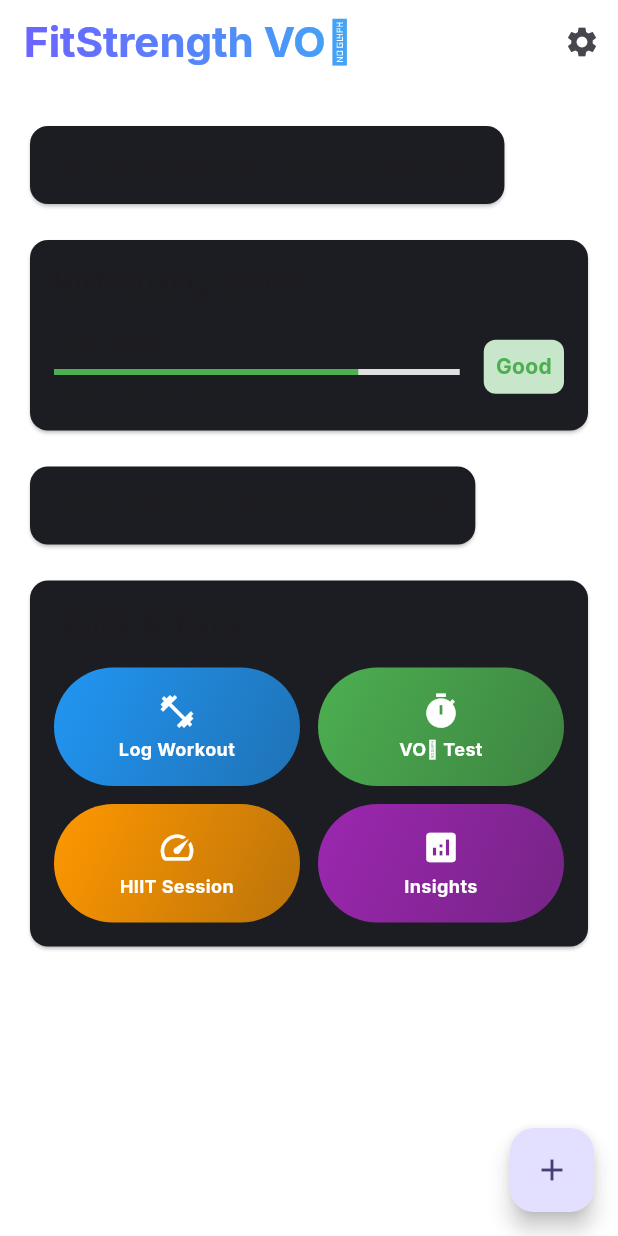
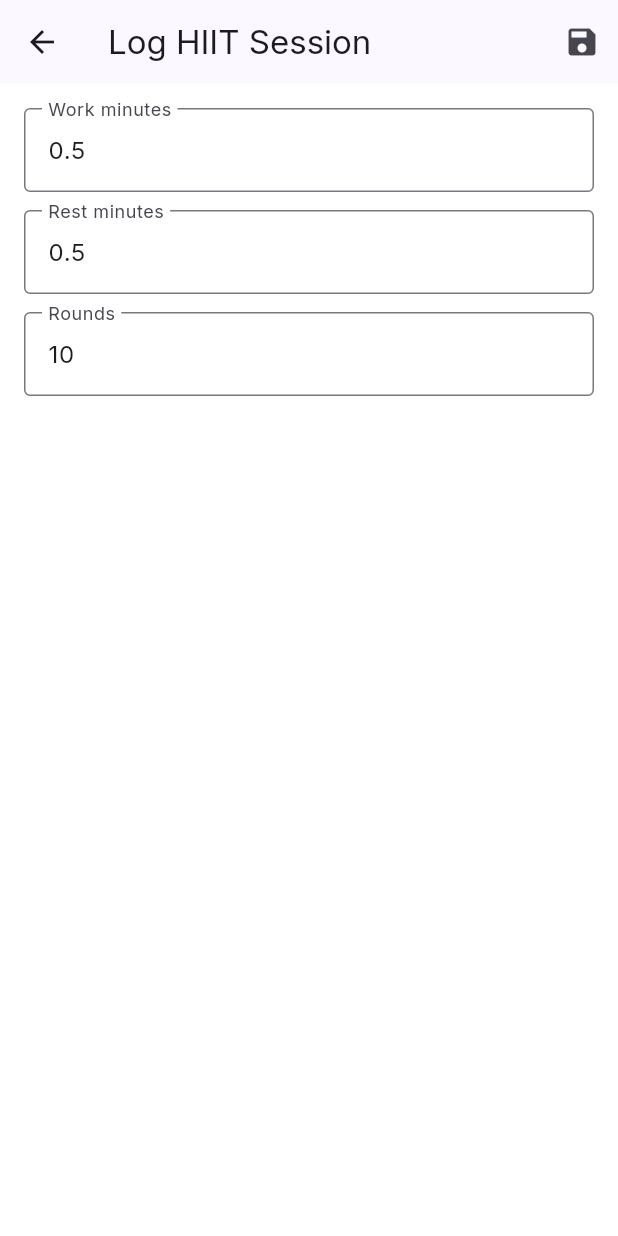
Before and after one commit to niharika06oct/gymAndVo2Max, a Flutter app: the screen it shows after launch, after a tap on "HIIT Session", on a phone screen of 412 x 824 dp. Run offline on Flutter 3.47's test engine with Material 3 defaults, Android fonts, the phone set to English and light mode, and no system bars; our stand-ins replace fl_chart, flutter_riverpod, google_fonts, hive, hive_flutter, rxdart and 1 more; accounts and stored records are empty.

Commit message:
feat: HIIT logging in minutes, data validation, clear data button

```diff
--- a/lib/main.dart
+++ b/lib/main.dart
@@ -7,6 +7,7 @@ import 'providers/theme_provider.dart';
 import 'screens/home.dart';
 import 'screens/vo2_test.dart';
 import 'screens/workout_logger.dart';
+import 'screens/hiit_logger.dart';
 import 'screens/insights.dart';
 import 'screens/settings.dart';
 import 'screens/onboarding.dart';
@@ -55,6 +56,7 @@ class MyApp extends ConsumerWidget {
         '/insights': (context) => const InsightsScreen(),
         '/settings': (context) => const SettingsScreen(),
         '/onboarding': (context) => const OnboardingScreen(),
+        '/hiit_logger': (context) => const HiitLoggerScreen(),
       },
     );
   }
--- /dev/null
+++ b/lib/providers/hiit_provider.dart
@@ -0,0 +1,28 @@
+import 'package:flutter_riverpod/flutter_riverpod.dart';
+
+import '../providers/boxes.dart';
+
+const _weeklyTargetMinutes = 75; // WHO vigorous recommendation (dual strength+vig)
+
+final hiitProgressProvider = StreamProvider<double>((ref) {
+  return ref.watch(workoutSessionsProvider.stream).map((sessions) {
+    final now = DateTime.now();
+    // Get start of current week (Monday = 1, Sunday = 7)
+    final startOfWeek = now.subtract(Duration(days: now.weekday - 1)).copyWith(
+      hour: 0, minute: 0, second: 0, millisecond: 0, microsecond: 0,
+    );
+
+    int totalWorkSec = 0;
+    for (final s in sessions) {
+      if (s.start.isBefore(startOfWeek)) continue;
+      for (final interval in s.intervals) {
+        // Validate interval to prevent corrupted data
+        if (interval.workSec > 0 && interval.workSec < 3600) { // Max 1 hour per interval
+          totalWorkSec += interval.workSec;
+        }
+      }
+    }
+    final minutes = totalWorkSec / 60;
+    return (minutes / _weeklyTargetMinutes).clamp(0.0, 1.0);
+  });
+});
--- /dev/null
+++ b/lib/screens/hiit_logger.dart
@@ -0,0 +1,92 @@
+import 'package:flutter/material.dart';
+import 'package:flutter_riverpod/flutter_riverpod.dart';
+import 'package:uuid/uuid.dart';
+
+import '../models/Interval.dart' as model;
+import '../models/WorkoutSession.dart';
+import '../providers/boxes.dart';
+
+class HiitLoggerScreen extends ConsumerStatefulWidget {
+  const HiitLoggerScreen({super.key});
+
+  @override
+  ConsumerState<HiitLoggerScreen> createState() => _HiitLoggerScreenState();
+}
+
+class _HiitLoggerScreenState extends ConsumerState<HiitLoggerScreen> {
+  final _workController = TextEditingController(text: '0.5');
+  final _restController = TextEditingController(text: '0.5');
+  final _roundsController = TextEditingController(text: '10');
+
+  @override
+  void dispose() {
+    _workController.dispose();
+    _restController.dispose();
+    _roundsController.dispose();
+    super.dispose();
+  }
+
+  @override
+  Widget build(BuildContext context) {
+    return Scaffold(
+      appBar: AppBar(
+        title: const Text('Log HIIT Session'),
+        actions: [
+          IconButton(
+            icon: const Icon(Icons.save),
+            onPressed: _saveSession,
+          )
+        ],
+      ),
+      body: Padding(
+        padding: const EdgeInsets.all(16),
+        child: Column(
+          children: [
+            _buildNumberField(_workController, 'Work minutes'),
+            const SizedBox(height: 12),
+            _buildNumberField(_restController, 'Rest minutes'),
+            const SizedBox(height: 12),
+            _buildNumberField(_roundsController, 'Rounds'),
+          ],
+        ),
+      ),
+    );
+  }
+
+  Widget _buildNumberField(TextEditingController c, String label) => TextField(
+        controller: c,
+        decoration: InputDecoration(labelText: label, border: const OutlineInputBorder()),
+        keyboardType: const TextInputType.numberWithOptions(decimal: true),
+      );
+
+  void _saveSession() {
+    final workMin = double.tryParse(_workController.text) ?? 0;
+    final restMin = double.tryParse(_restController.text) ?? 0;
+    final work = (workMin * 60).round(); // Convert to seconds
+    final rest = (restMin * 60).round(); // Convert to seconds
+    final rounds = int.tryParse(_roundsController.text) ?? 0;
+    if (workMin <= 0 || restMin < 0 || rounds <= 0) {
+      ScaffoldMessenger.of(context).showSnackBar(const SnackBar(content: Text('Enter valid numbers')));
+      return;
+    }
+
+    final intervals = List.generate(
+      rounds,
+      (_) => model.Interval(workSec: work, restSec: rest, avgHrPctMax: 0),
+    );
+
+    final session = WorkoutSession(
+      id: const Uuid().v4(),
+      start: DateTime.now(),
+      end: DateTime.now().add(Duration(seconds: (work + rest) * rounds)),
+      intervals: intervals,
+      sets: const [],
+    );
+
+    final box = ref.read(workoutSessionBoxProvider);
+    box.add(session);
+
+    ScaffoldMessenger.of(context).showSnackBar(const SnackBar(content: Text('HIIT session saved!')));
+    Navigator.pop(context);
+  }
+}
--- a/lib/screens/home.dart
+++ b/lib/screens/home.dart
@@ -3,6 +3,7 @@ import 'package:flutter_riverpod/flutter_riverpod.dart';
 import 'package:fl_chart/fl_chart.dart';
 import '../providers/boxes.dart';
 import '../providers/muscle_coverage_provider.dart';
+import '../providers/hiit_provider.dart';
 import 'package:google_fonts/google_fonts.dart';
 
 class HomeScreen extends ConsumerWidget {
@@ -157,6 +158,18 @@ class HomeScreen extends ConsumerWidget {
   }
 
   Widget _buildHiitScoreCard(BuildContext context) {
+    return Consumer(builder: (context, ref, _) {
+      final asyncProgress = ref.watch(hiitProgressProvider);
+      return asyncProgress.when(
+        loading: () => const SizedBox(height: 120, child: Center(child: CircularProgressIndicator())),
+        error: (e, _) => Text('Error: $e'),
+        data: (progress) {
+          final pct = (progress * 100).round();
+          final color = progress >= 1
+              ? Colors.green
+              : progress >= 0.5
+                  ? Colors.orange
+                  : Colors.red;
           return Card(
             color: const Color(0xFF1C1D22),
             child: Padding(
@@ -164,10 +177,8 @@ class HomeScreen extends ConsumerWidget {
               child: Column(
                 crossAxisAlignment: CrossAxisAlignment.start,
                 children: [
-            const Text(
-              'HIIT Quality Score',
-              style: TextStyle(fontSize: 18, fontWeight: FontWeight.bold),
-            ),
+                  const Text('HIIT Quality Score',
+                      style: TextStyle(fontSize: 18, fontWeight: FontWeight.bold)),
                   const SizedBox(height: 16),
                   Row(
                     children: [
@@ -178,15 +189,13 @@ class HomeScreen extends ConsumerWidget {
                             const Text('This Week'),
                             const SizedBox(height: 8),
                             LinearProgressIndicator(
-                        value: 0.75, // 75% of weekly target
-                        backgroundColor: Colors.grey[300],
-                        valueColor: const AlwaysStoppedAnimation<Color>(Colors.green),
+                              value: progress,
+                              backgroundColor: Colors.grey[800],
+                              valueColor: AlwaysStoppedAnimation<Color>(color),
                             ),
                             const SizedBox(height: 4),
-                      const Text(
-                        '75% of weekly target',
-                        style: TextStyle(fontSize: 12),
-                      ),
+                            Text('$pct% of weekly target',
+                                style: const TextStyle(fontSize: 12)),
                           ],
                         ),
                       ),
@@ -194,15 +203,16 @@ class HomeScreen extends ConsumerWidget {
                       Container(
                         padding: const EdgeInsets.all(8),
                         decoration: BoxDecoration(
-                    color: Colors.green[100],
+                          color: color.withOpacity(0.2),
                           borderRadius: BorderRadius.circular(8),
                         ),
-                  child: const Text(
-                    'Good',
-                    style: TextStyle(
-                      color: Colors.green,
-                      fontWeight: FontWeight.bold,
-                    ),
+                        child: Text(
+                          progress >= 1
+                              ? 'Excellent'
+                              : progress >= 0.5
+                                  ? 'Good'
+                                  : 'Low',
+                          style: TextStyle(color: color, fontWeight: FontWeight.bold),
                         ),
                       ),
                     ],
@@ -211,6 +221,9 @@ class HomeScreen extends ConsumerWidget {
               ),
             ),
           );
+        },
+      );
+    });
   }
 
   Widget _buildMuscleRadarCard(BuildContext context, WidgetRef ref) {
@@ -338,7 +351,7 @@ class HomeScreen extends ConsumerWidget {
                     Icons.speed,
                     Colors.orange,
                     () {
-                      // TODO: Navigate to HIIT logger
+                      Navigator.pushNamed(context, '/hiit_logger');
                     },
                   ),
                 ),
```
Also changed, not shown: lib/screens/settings.dart (+35 -0 lines). Lines whose indentation alone changed are shown as unchanged.
